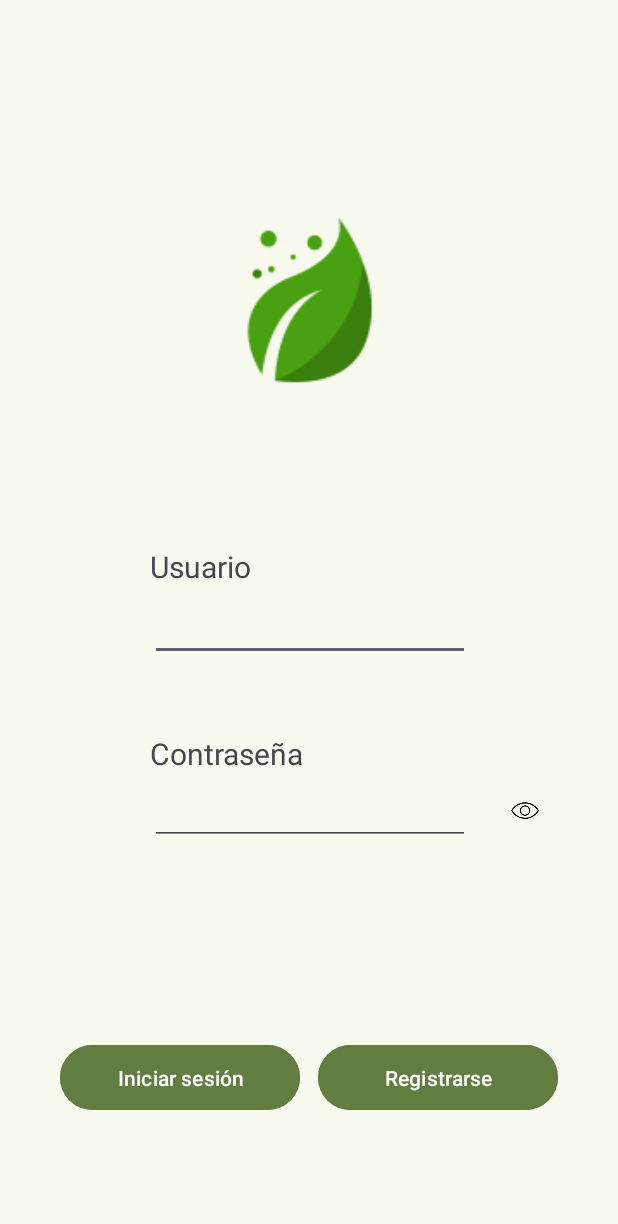
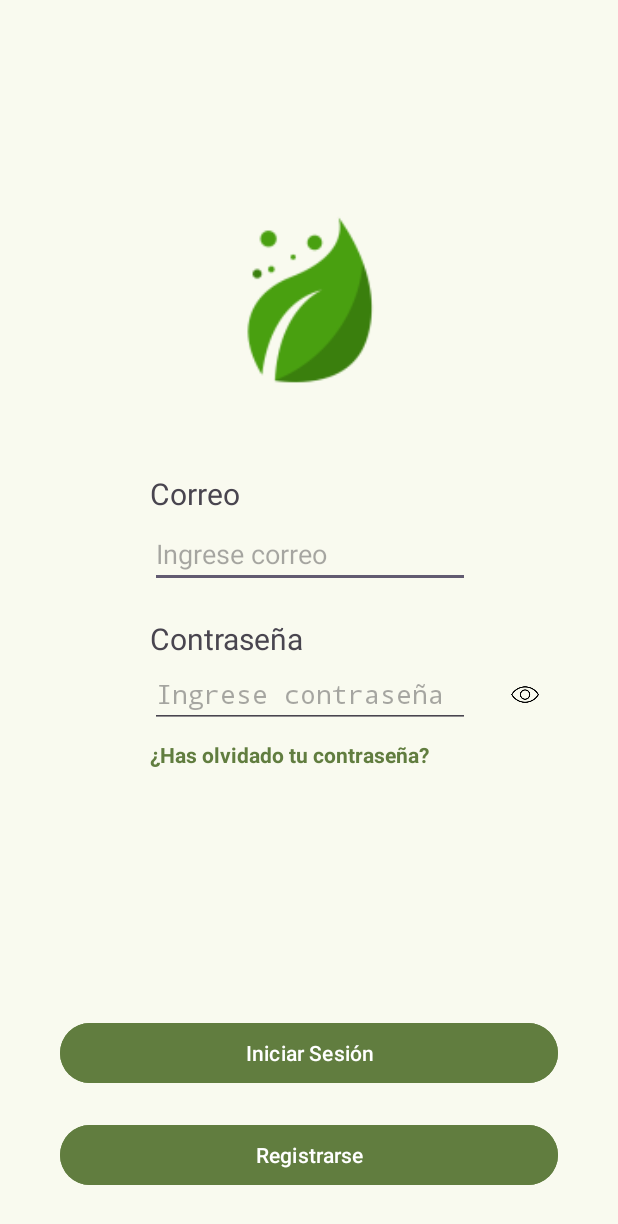
Before and after one commit to Dmungal1308/OrgaLife, an Android app: the screen it shows after launch (LoginActivity), after a tap on an icon or button, on a phone screen of 412 x 824 dp. Shown: the top 1224 px of the screen. Run offline under Robolectric (Android 15) with nearby library versions, the phone set to English and light mode, and no system bars; our stand-ins replace Firebase (no records; nobody signed in at launch, a user with empty details on screens opened directly).

Commit message:
funcionalidad firebase

```diff
--- a/app/src/main/AndroidManifest.xml
+++ b/app/src/main/AndroidManifest.xml
@@ -2,6 +2,7 @@
 <manifest xmlns:android="http://schemas.android.com/apk/res/android"
     xmlns:tools="http://schemas.android.com/tools">
 
+    <uses-permission android:name="android.permission.INTERNET" />
     <application
         android:allowBackup="true"
         android:icon="@mipmap/ic_icono_principal"
@@ -9,6 +10,9 @@
         android:roundIcon="@mipmap/ic_icono_principal_round"
         android:supportsRtl="true"
         android:theme="@style/Theme.Orgalife">
+        <activity
+            android:name=".view.RegistrarActivity"
+            android:exported="false" />
         <activity
             android:name=".view.LoginActivity"
             android:exported="false" />
@@ -18,6 +22,7 @@
             android:theme="@style/SplashTheme">
             <intent-filter>
                 <action android:name="android.intent.action.MAIN" />
+
                 <category android:name="android.intent.category.LAUNCHER" />
             </intent-filter>
         </activity>
--- a/app/src/main/java/com/iesvdc/acceso/orgalife/view/LoginActivity.kt
+++ b/app/src/main/java/com/iesvdc/acceso/orgalife/view/LoginActivity.kt
@@ -6,15 +6,27 @@ import android.text.InputType
 import android.widget.Button
 import android.widget.EditText
 import android.widget.ImageButton
+import android.widget.TextView
 import android.widget.Toast
 import androidx.activity.enableEdgeToEdge
 import androidx.appcompat.app.AppCompatActivity
 import androidx.core.view.ViewCompat
 import androidx.core.view.WindowInsetsCompat
+import com.google.firebase.auth.FirebaseAuth
+import com.google.firebase.auth.FirebaseAuthInvalidCredentialsException
+import com.google.firebase.auth.FirebaseAuthInvalidUserException
 import com.iesvdc.acceso.orgalife.R
 
 class LoginActivity : AppCompatActivity() {
-    private var isPasswordVisible = false
+    private lateinit var editTextUsuario: EditText
+    private lateinit var editTextPassword: EditText
+    private lateinit var buttonLogin: Button
+    private lateinit var buttonRegistrar: Button
+    private lateinit var buttonTogglePassword: ImageButton
+    private lateinit var textViewForgotPassword: TextView
+    private lateinit var auth: FirebaseAuth
+    private var passwordVisible = false
+
     override fun onCreate(savedInstanceState: Bundle?) {
         super.onCreate(savedInstanceState)
         enableEdgeToEdge()
@@ -26,38 +38,156 @@ class LoginActivity : AppCompatActivity() {
             insets
         }
 
-        // Referencias a los elementos del layout
-        val usernameEditText = findViewById<EditText>(R.id.editTextText)
-        val passwordEditText = findViewById<EditText>(R.id.editTextPassword)
-        val loginButton = findViewById<Button>(R.id.button)
-        val togglePasswordButton = findViewById<ImageButton>(R.id.buttonTogglePassword)
+        // Inicializar Firebase Auth
+        auth = FirebaseAuth.getInstance()
 
-        // Alternar visibilidad de la contraseña
-        togglePasswordButton.setOnClickListener {
-            if (isPasswordVisible) {
-                // Ocultar contraseña
-                passwordEditText.inputType = InputType.TYPE_CLASS_TEXT or InputType.TYPE_TEXT_VARIATION_PASSWORD
-                togglePasswordButton.setImageResource(R.mipmap.ic_ojo_cerrado_foreground) // Cambiar ícono
-            } else {
-                // Mostrar contraseña
-                passwordEditText.inputType = InputType.TYPE_CLASS_TEXT
-                togglePasswordButton.setImageResource(R.mipmap.ic_ojo_contrasenna_foreground)
-            }
-            isPasswordVisible = !isPasswordVisible
-            passwordEditText.setSelection(passwordEditText.text.length)
+        initViews()
+        setupListeners()
+    }
+
+    private fun initViews() {
+        try {
+            editTextUsuario = findViewById(R.id.editTextUsuario)
+                ?: throw NullPointerException("EditText Usuario no encontrado")
+            editTextPassword = findViewById(R.id.editTextPassword)
+                ?: throw NullPointerException("EditText Password no encontrado")
+            buttonLogin = findViewById(R.id.buttonLogin)
+                ?: throw NullPointerException("Button Login no encontrado")
+            buttonRegistrar = findViewById(R.id.buttonRegistrar)
+                ?: throw NullPointerException("Button Registrar no encontrado")
+            buttonTogglePassword = findViewById(R.id.buttonTogglePassword)
+                ?: throw NullPointerException("Button Toggle Password no encontrado")
+            textViewForgotPassword = findViewById(R.id.textViewForgotPassword)
+                ?: throw NullPointerException("TextView Forgot Password no encontrado")
+        } catch (e: Exception) {
+            showToast("Error al inicializar vistas: ${e.message}")
+            finish()
+        }
+    }
+
+    private fun setupListeners() {
+        buttonTogglePassword.setOnClickListener {
+            passwordVisible = !passwordVisible
+            togglePasswordVisibility()
         }
 
-        loginButton.setOnClickListener {
-            val username = usernameEditText.text.toString().trim()
-            val password = passwordEditText.text.toString().trim()
+        buttonLogin.setOnClickListener {
+            val email = editTextUsuario.text.toString().trim()
+            val password = editTextPassword.text.toString()
 
-            if (username == "root" && password == "1234") {
-                val intent = Intent(this, MenuActivity::class.java)
-                startActivity(intent)
-                finish() // Finaliza el LoginActivity
+            // Verificar si es el usuario admin
+            if (email == "admin" && password == "1234") {
+                startActivity(Intent(this, MenuActivity::class.java))
+                finish()
             } else {
-                Toast.makeText(this, "Usuario o contraseña incorrectos", Toast.LENGTH_SHORT).show()
+                loginUser(email, password)
             }
         }
+
+        buttonRegistrar.setOnClickListener {
+            startActivity(Intent(this, RegistrarActivity::class.java))
+        }
+
+        textViewForgotPassword.setOnClickListener {
+            val email = editTextUsuario.text.toString().trim()
+            if (email.isEmpty()) {
+                showToast("Por favor, ingresa tu correo electrónico")
+                return@setOnClickListener
+            }
+
+            if (!android.util.Patterns.EMAIL_ADDRESS.matcher(email).matches()) {
+                showToast("Por favor, ingresa un correo válido")
+                return@setOnClickListener
+            }
+
+            // Deshabilitar el botón mientras se procesa
+            textViewForgotPassword.isEnabled = false
+
+            auth.sendPasswordResetEmail(email)
+                .addOnCompleteListener { task ->
+                    // Volver a habilitar el botón
+                    textViewForgotPassword.isEnabled = true
+
+                    if (task.isSuccessful) {
+                        showToast("Se ha enviado un correo para restablecer tu contraseña")
+                    } else {
+                        val errorMessage = when (task.exception) {
+                            is FirebaseAuthInvalidUserException ->
+                                "No existe una cuenta con este correo"
+                            else -> "Error al enviar el correo: ${task.exception?.message}"
+                        }
+                        showToast(errorMessage)
+                    }
+                }
+        }
+    }
+
+    private fun togglePasswordVisibility() {
+        if (passwordVisible) {
+            // Mostrar contraseña
+            editTextPassword.inputType = InputType.TYPE_CLASS_TEXT or InputType.TYPE_TEXT_VARIATION_VISIBLE_PASSWORD
+            buttonTogglePassword.setImageResource(R.mipmap.ic_ojo_contrasenna_foreground)
+        } else {
+            // Ocultar contraseña
+            editTextPassword.inputType = InputType.TYPE_CLASS_TEXT or InputType.TYPE_TEXT_VARIATION_PASSWORD
+            buttonTogglePassword.setImageResource(R.mipmap.ic_ojo_cerrado_foreground)
+        }
+        // Mantener el cursor al final del texto
+        editTextPassword.setSelection(editTextPassword.text.length)
+    }
+
+    private fun loginUser(email: String, password: String) {
+        if (validateFields()) {
+            // Deshabilitar el botón de login mientras se procesa
+            buttonLogin.isEnabled = false
+
+            auth.signInWithEmailAndPassword(email, password)
+                .addOnCompleteListener(this) { task ->
+                    // Volver a habilitar el botón
+                    buttonLogin.isEnabled = true
+
+                    if (task.isSuccessful) {
+                        val user = auth.currentUser
+                        if (user != null && user.isEmailVerified) {
+                            // Email verificado, permitir acceso
+                            startActivity(Intent(this, MenuActivity::class.java))
+                            finish()
+                        } else {
+                            showToast("Por favor, verifica tu correo electrónico")
+                            // Opcionalmente, reenviar email de verificación
+                            user?.sendEmailVerification()
+                        }
+                    } else {
+                        // Mostrar error específico
+                        val errorMessage = when (task.exception) {
+                            is FirebaseAuthInvalidCredentialsException -> "Correo o contraseña incorrectos"
+                            is FirebaseAuthInvalidUserException -> "No existe una cuenta con este correo"
+                            else -> "Error en el inicio de sesión: ${task.exception?.message}"
+                        }
+                        showToast(errorMessage)
+                    }
+                }
+        }
+    }
+
+    private fun validateFields(): Boolean {
+        val email = editTextUsuario.text.toString().trim()
+        val password = editTextPassword.text.toString()
+
+        if (email.isEmpty() || password.isEmpty()) {
+            showToast("Por favor, completa todos los campos")
+            return false
+        }
+
+        if (!android.util.Patterns.EMAIL_ADDRESS.matcher(email).matches()) {
+            showToast("Por favor, ingresa un correo válido")
+            return false
+        }
+
+        return true
+    }
+
+    private fun showToast(message: String) {
+        Toast.makeText(this, message, Toast.LENGTH_SHORT).show()
     }
 }
--- a/app/src/main/res/layout/activity_login.xml
+++ b/app/src/main/res/layout/activity_login.xml
@@ -7,31 +7,6 @@
     android:layout_height="match_parent"
     tools:context=".view.LoginActivity"
     android:background="@color/supeficie">
-
-    <EditText
-        android:id="@+id/editTextText"
-        android:layout_width="wrap_content"
-        android:layout_height="wrap_content"
-        android:layout_marginStart="100dp"
-        android:layout_marginTop="100dp"
-        android:ems="10"
-        android:inputType="text"
-        android:text=""
-        app:layout_constraintStart_toStartOf="parent"
-        app:layout_constraintTop_toBottomOf="@+id/imageView" />
-
-    <EditText
-        android:id="@+id/editTextPassword"
-        android:layout_width="wrap_content"
-        android:layout_height="wrap_content"
-        android:layout_marginStart="100dp"
-        android:layout_marginTop="1dp"
-        android:layout_marginEnd="8dp"
-        android:ems="10"
-        android:inputType="textPassword"
-        app:layout_constraintHorizontal_bias="0.0"
-        app:layout_constraintStart_toStartOf="parent"
-        app:layout_constraintTop_toBottomOf="@+id/textView2" />
 
     <ImageView
         android:id="@+id/imageView"
@@ -48,60 +23,94 @@
         android:layout_width="86dp"
         android:layout_height="31dp"
         android:layout_marginStart="100dp"
-        android:layout_marginTop="92dp"
-        android:text="Usuario"
+        android:layout_marginTop="20dp"
+        android:text="Correo"
         android:textSize="20sp"
-        app:layout_constraintBottom_toTopOf="@+id/editTextText"
         app:layout_constraintStart_toStartOf="parent"
-        app:layout_constraintTop_toBottomOf="@+id/imageView"
-        app:layout_constraintVertical_bias="1.0" />
+        app:layout_constraintTop_toBottomOf="@+id/imageView" />
+
+    <EditText
+        android:id="@+id/editTextUsuario"
+        android:layout_width="wrap_content"
+        android:layout_height="wrap_content"
+        android:layout_marginStart="100dp"
+        android:ems="10"
+        android:inputType="textEmailAddress"
+        android:hint="Ingrese correo"
+        app:layout_constraintStart_toStartOf="parent"
+        app:layout_constraintTop_toBottomOf="@+id/textView" />
 
     <TextView
         android:id="@+id/textView2"
         android:layout_width="111dp"
         android:layout_height="28dp"
         android:layout_marginStart="100dp"
-        android:layout_marginTop="48dp"
+        android:layout_marginTop="20dp"
         android:text="Contraseña"
         android:textSize="20sp"
         app:layout_constraintStart_toStartOf="parent"
-        app:layout_constraintTop_toBottomOf="@+id/editTextText" />
+        app:layout_constraintTop_toBottomOf="@+id/editTextUsuario" />
+
+    <EditText
+        android:id="@+id/editTextPassword"
+        android:layout_width="wrap_content"
+        android:layout_height="wrap_content"
+        android:layout_marginStart="100dp"
+        android:ems="10"
+        android:inputType="textPassword"
+        android:hint="Ingrese contraseña"
+        app:layout_constraintStart_toStartOf="parent"
+        app:layout_constraintTop_toBottomOf="@+id/textView2" />
+
+    <TextView
+        android:id="@+id/textViewForgotPassword"
+        android:layout_width="wrap_content"
+        android:layout_height="wrap_content"
+        android:layout_marginTop="8dp"
+        android:text="¿Has olvidado tu contraseña?"
+        android:textColor="@color/contenedorPrimario"
+        android:clickable="true"
+        android:focusable="true"
+        android:textStyle="bold"
+        app:layout_constraintStart_toStartOf="@+id/editTextPassword"
+        app:layout_constraintTop_toBottomOf="@+id/editTextPassword" />
 
     <ImageButton
         android:id="@+id/buttonTogglePassword"
         android:layout_width="44dp"
         android:layout_height="31dp"
-        android:layout_marginTop="84dp"
         android:layout_marginEnd="40dp"
         android:background="@null"
         android:scaleType="fitCenter"
+        app:layout_constraintBottom_toBottomOf="@+id/editTextPassword"
         app:layout_constraintEnd_toEndOf="parent"
-        app:layout_constraintHorizontal_bias="1.0"
-        app:layout_constraintStart_toEndOf="@+id/editTextPassword"
-        app:layout_constraintTop_toBottomOf="@+id/editTextText"
+        app:layout_constraintTop_toTopOf="@+id/editTextPassword"
         app:srcCompat="@mipmap/ic_ojo_cerrado_foreground" />
 
     <Button
-        android:id="@+id/button"
-        android:layout_width="160dp"
-        android:layout_height="51dp"
+        android:id="@+id/buttonLogin"
+        android:layout_width="0dp"
+        android:layout_height="wrap_content"
         android:layout_marginStart="40dp"
-        android:layout_marginBottom="80dp"
-        android:text="Iniciar sesión"
-        app:layout_constraintBottom_toBottomOf="parent"
-        app:layout_constraintStart_toStartOf="parent"
-        android:backgroundTint="@color/contenedorPrimario"/>
+        android:layout_marginEnd="40dp"
+        android:layout_marginBottom="20dp"
+        android:text="Iniciar Sesión"
+        android:backgroundTint="@color/contenedorPrimario"
+        app:layout_constraintBottom_toTopOf="@+id/buttonRegistrar"
+        app:layout_constraintEnd_toEndOf="parent"
+        app:layout_constraintStart_toStartOf="parent" />
 
     <Button
-        android:id="@+id/button2"
-        android:layout_width="160dp"
-        android:layout_height="51dp"
+        android:id="@+id/buttonRegistrar"
+        android:layout_width="0dp"
+        android:layout_height="wrap_content"
+        android:layout_marginStart="40dp"
         android:layout_marginEnd="40dp"
-        android:layout_marginBottom="80dp"
+        android:layout_marginBottom="30dp"
         android:text="Registrarse"
+        android:backgroundTint="@color/contenedorPrimario"
         app:layout_constraintBottom_toBottomOf="parent"
         app:layout_constraintEnd_toEndOf="parent"
-        android:backgroundTint="@color/contenedorPrimario"/>
-
+        app:layout_constraintStart_toStartOf="parent" />
 
 </androidx.constraintlayout.widget.ConstraintLayout>
--- a/build.gradle.kts
+++ b/build.gradle.kts
@@ -2,4 +2,5 @@
 plugins {
     alias(libs.plugins.android.application) apply false
     alias(libs.plugins.kotlin.android) apply false
+    id("com.google.gms.google-services") version "4.4.2" apply false
 }
```
Also changed, not shown: app/build.gradle.kts (+8 -0 lines), app/src/main/java/com/iesvdc/acceso/orgalife/view/RegistrarActivity.kt (+50 -57 lines), app/src/main/res/layout/activity_registrar.xml (+12 -12 lines), settings.gradle.kts (+1 -7 lines), 1 other file.
